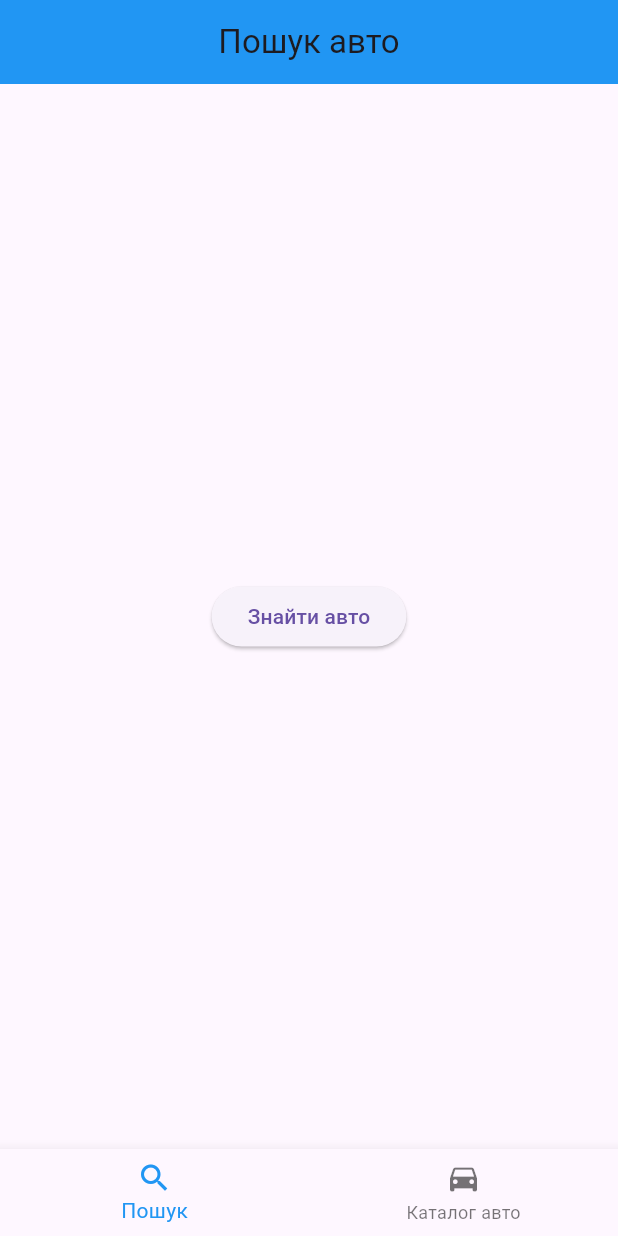
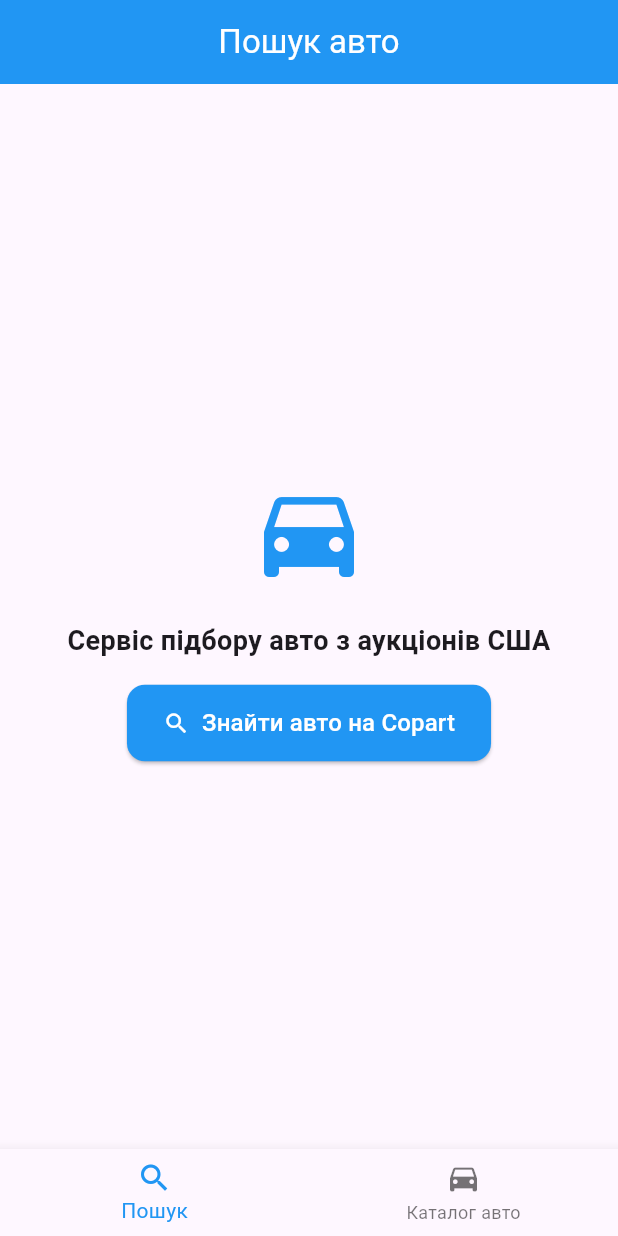
Before and after one commit to rishala-itshnyk/CarFinder, a Flutter app: the screen it shows after launch, on a phone screen of 412 x 824 dp. Run offline on Flutter 3.47's test engine with Material 3 defaults, Android fonts, the phone set to English and light mode, and no system bars.

Commit message:
lab3 added

```diff
--- /dev/null
+++ b/lib/home_screen.dart
@@ -0,0 +1,58 @@
+import 'package:flutter/material.dart';
+
+class HomeScreen extends StatelessWidget {
+  final VoidCallback onNavigateToDetails;
+
+  const HomeScreen({
+    super.key,
+    required this.onNavigateToDetails,
+  });
+
+  @override
+  Widget build(BuildContext context) {
+    return Center(
+      child: Padding(
+        padding: const EdgeInsets.symmetric(horizontal: 24.0),
+        child: Column(
+          mainAxisAlignment: MainAxisAlignment.center,
+          children: [
+            const Icon(
+              Icons.directions_car,
+              size: 80,
+              color: Colors.blue,
+            ),
+            const SizedBox(height: 20),
+            const Text(
+              'Сервіс підбору авто з аукціонів США',
+              textAlign: TextAlign.center,
+              style: TextStyle(
+                fontSize: 18,
+                fontWeight: FontWeight.bold,
+              ),
+            ),
+            const SizedBox(height: 16),
+            ElevatedButton.icon(
+              style: ElevatedButton.styleFrom(
+                backgroundColor: Colors.blue,
+                foregroundColor: Colors.white,
+                padding: const EdgeInsets.symmetric(
+                  horizontal: 24,
+                  vertical: 14,
+                ),
+                shape: RoundedRectangleBorder(
+                  borderRadius: BorderRadius.circular(12),
+                ),
+              ),
+              onPressed: onNavigateToDetails,
+              icon: const Icon(Icons.search),
+              label: const Text(
+                'Знайти авто на Copart',
+                style: TextStyle(fontSize: 16),
+              ),
+            ),
+          ],
+        ),
+      ),
+    );
+  }
+}
--- a/lib/main.dart
+++ b/lib/main.dart
@@ -1,4 +1,6 @@
 import 'package:flutter/material.dart';
+import 'car_details_screen.dart';
+import 'home_screen.dart';
 
 void main() {
   runApp(const CarFinderApp());
@@ -11,31 +13,53 @@ class CarFinderApp extends StatelessWidget {
   Widget build(BuildContext context) {
     return const MaterialApp(
       debugShowCheckedModeBanner: false,
-      home: HomeScreen(),
+      home: MainNavigationScreen(),
     );
   }
 }
 
-class HomeScreen extends StatelessWidget {
-  const HomeScreen({super.key});
+class MainNavigationScreen extends StatefulWidget {
+  const MainNavigationScreen({super.key});
+
+  @override
+  State<MainNavigationScreen> createState() => _MainNavigationScreenState();
+}
+
+class _MainNavigationScreenState extends State<MainNavigationScreen> {
+  int _activeScreenIndex = 0;
+
+  void _selectScreen(int screenIndex) {
+    setState(() {
+      _activeScreenIndex = screenIndex;
+    });
+  }
 
   @override
   Widget build(BuildContext context) {
+    final screens = [
+      HomeScreen(
+        onNavigateToDetails: () => _selectScreen(1),
+      ),
+      const CarDetailsScreen(),
+    ];
+
+    final screenTitles = [
+      'Пошук авто',
+      'Деталі лота Copart',
+    ];
+
     return Scaffold(
       appBar: AppBar(
-        title: const Text('Пошук авто'),
+        title: Text(screenTitles[_activeScreenIndex]),
         centerTitle: true,
         backgroundColor: Colors.blue,
+        foregroundColor: Colors.white,
       ),
-      body: Center(
-        child: ElevatedButton(
-          onPressed: () {},
-          child: const Text('Знайти авто'),
-        ),
-      ),
+      body: screens[_activeScreenIndex],
       bottomNavigationBar: BottomNavigationBar(
-        currentIndex: 0,
+        currentIndex: _activeScreenIndex,
         selectedItemColor: Colors.blue,
+        onTap: _selectScreen,
         items: const [
           BottomNavigationBarItem(
             icon: Icon(Icons.search),
```
Also changed, not shown: lib/car_details_screen.dart (added, +145 -0 lines), 1 other file.
